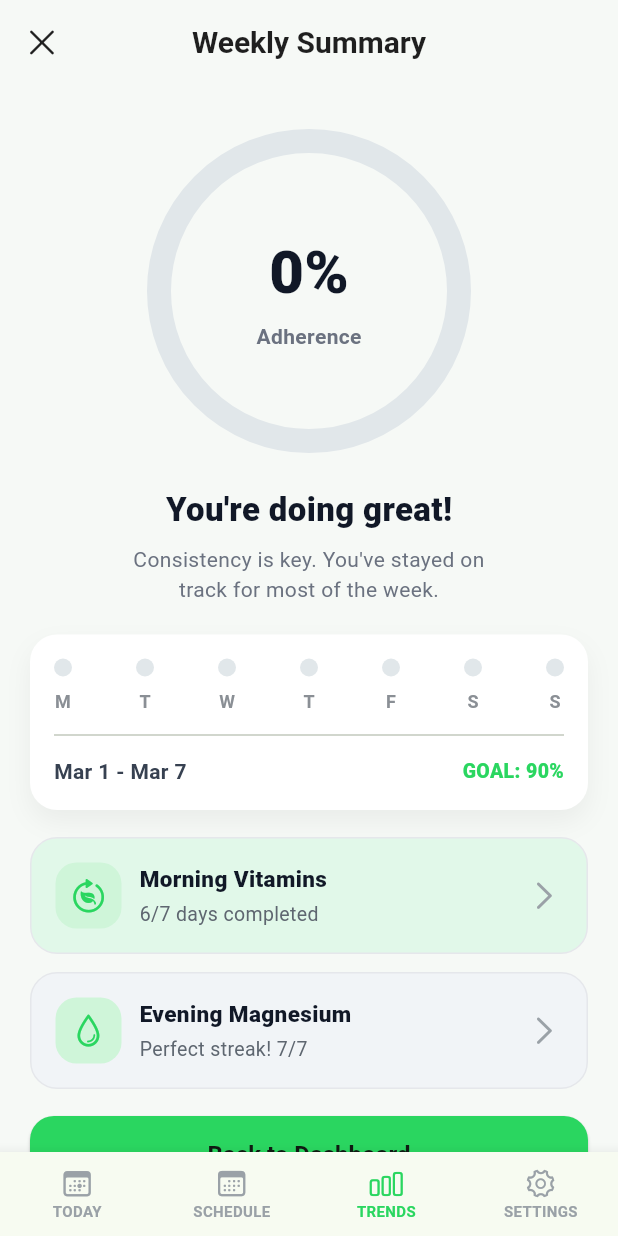
After one commit to kmeijjing/medicine-alarm, a Flutter app: the screen it shows after launch, item 3 of the bottom bar chosen, on a phone screen of 412 x 824 dp. The commit adds this screen. Run offline on Flutter 3.47's test engine with Material 3 defaults, Android fonts, the phone set to English and light mode, and no system bars; our stand-ins replace shared_preferences; Roboto replaces fonts that are missing (Pretendard).

Commit message:
✨ 트렌드 페이지: 약물 복용 통계 및 주간 요약 기능 추가

```diff
--- a/lib/pages/dashboard_page.dart
+++ b/lib/pages/dashboard_page.dart
@@ -4,6 +4,7 @@ import 'package:flutter/cupertino.dart';
 import 'package:shared_preferences/shared_preferences.dart';
 import 'add_medication_page.dart';
 import 'schedule_page.dart';
+import 'trends_page.dart';
 
 class DashboardPage extends StatefulWidget {
   const DashboardPage({super.key});
@@ -283,6 +284,11 @@ class _DashboardPageState extends State<DashboardPage> {
           if (index == 1) {
             Navigator.of(context).push(
               MaterialPageRoute(builder: (_) => const SchedulePage()),
+            );
+          }
+          if (index == 2) {
+            Navigator.of(context).push(
+              MaterialPageRoute(builder: (_) => const TrendsPage()),
             );
           }
         },
--- a/lib/pages/schedule_page.dart
+++ b/lib/pages/schedule_page.dart
@@ -3,6 +3,7 @@ import 'package:flutter/cupertino.dart';
 import 'package:flutter/material.dart';
 import 'package:shared_preferences/shared_preferences.dart';
 import 'add_medication_page.dart';
+import 'trends_page.dart';
 
 class SchedulePage extends StatefulWidget {
   const SchedulePage({super.key});
@@ -166,6 +167,11 @@ class _SchedulePageState extends State<SchedulePage> {
           if (index == 0) {
             Navigator.of(context).pop();
           }
+          if (index == 2) {
+            Navigator.of(context).push(
+              MaterialPageRoute(builder: (_) => const TrendsPage()),
+            );
+          }
         },
         items: const [
           BottomNavigationBarItem(
@@ -300,31 +306,29 @@ class _CalendarDayCell extends StatelessWidget {
     final Color todayBorder = isToday ? const Color(0xFF2AD660) : Colors.transparent;
 
     return Container(
-      padding: const EdgeInsets.all(6),
+      padding: const EdgeInsets.all(2),
       decoration: BoxDecoration(
         color: bgColor,
         borderRadius: BorderRadius.circular(12),
         border: Border.all(color: todayBorder, width: 1.2),
       ),
-      child: Column(
-        mainAxisAlignment: MainAxisAlignment.center,
-        children: [
-          SizedBox(
-            height: 28,
-            width: 28,
+      child: Center(
+        child: SizedBox(
+          height: 22,
+          width: 22,
           child: Stack(
             alignment: Alignment.center,
             children: [
               CircularProgressIndicator(
                 value: progress,
-                  strokeWidth: 3,
+                strokeWidth: 2.5,
                 backgroundColor: const Color(0xFFE2E6E9),
                 valueColor: AlwaysStoppedAnimation<Color>(ringColor),
               ),
               Text(
                 '${date.day}',
                 style: TextStyle(
-                    fontSize: 12,
+                  fontSize: 11,
                   fontWeight: FontWeight.w700,
                   color: textColor,
                 ),
@@ -332,7 +336,6 @@ class _CalendarDayCell extends StatelessWidget {
             ],
           ),
         ),
-        ],
       ),
     );
   }
--- /dev/null
+++ b/lib/pages/trends_page.dart
@@ -0,0 +1,441 @@
+import 'dart:convert';
+import 'package:flutter/cupertino.dart';
+import 'package:flutter/material.dart';
+import 'package:shared_preferences/shared_preferences.dart';
+import 'add_medication_page.dart';
+import 'dashboard_page.dart';
+import 'schedule_page.dart';
+
+class TrendsPage extends StatefulWidget {
+  const TrendsPage({super.key});
+
+  @override
+  State<TrendsPage> createState() => _TrendsPageState();
+}
+
+class _TrendsPageState extends State<TrendsPage> {
+  final List<MedicationEntry> _added = [];
+  static const String _storageKey = 'medications';
+
+  @override
+  void initState() {
+    super.initState();
+    _loadSaved();
+  }
+
+  Future<void> _loadSaved() async {
+    final prefs = await SharedPreferences.getInstance();
+    final raw = prefs.getStringList(_storageKey) ?? [];
+    final loaded = raw
+        .map(
+          (item) => MedicationEntry.fromJson(
+            jsonDecode(item) as Map<String, dynamic>,
+          ),
+        )
+        .toList();
+    if (!mounted) return;
+    setState(() {
+      _added
+        ..clear()
+        ..addAll(loaded);
+    });
+  }
+
+  bool _isSameDay(DateTime a, DateTime b) {
+    return a.year == b.year && a.month == b.month && a.day == b.day;
+  }
+
+  List<MedicationEntry> _entriesForDate(DateTime date) {
+    return _added.where((e) => e.days.contains(date.weekday)).toList();
+  }
+
+  int _takenCountForDate(DateTime date) {
+    return _entriesForDate(date)
+        .where((e) => e.lastTakenAt != null && _isSameDay(e.lastTakenAt!, date))
+        .length;
+  }
+
+  double _progressForDate(DateTime date) {
+    final entries = _entriesForDate(date);
+    if (entries.isEmpty) return 0;
+    return _takenCountForDate(date) / entries.length;
+  }
+
+  List<DateTime> _last7Days(DateTime today) {
+    return List.generate(7, (i) => DateTime(today.year, today.month, today.day - (6 - i)));
+  }
+
+  @override
+  Widget build(BuildContext context) {
+    final DateTime today = DateTime.now();
+    final days = _last7Days(today);
+    final int totalPlanned = days.fold(0, (sum, d) => sum + _entriesForDate(d).length);
+    final int totalTaken = days.fold(0, (sum, d) => sum + _takenCountForDate(d));
+    final double weeklyProgress = totalPlanned == 0 ? 0 : totalTaken / totalPlanned;
+    final int percent = (weeklyProgress * 100).round();
+
+    return Scaffold(
+      backgroundColor: const Color(0xFFF6F9F6),
+      appBar: AppBar(
+        backgroundColor: const Color(0xFFF6F9F6),
+        elevation: 0,
+        leading: IconButton(
+          icon: const Icon(CupertinoIcons.xmark, color: Color(0xFF1F1F1F)),
+          onPressed: () => Navigator.of(context).pop(),
+        ),
+        title: const Text(
+          'Weekly Summary',
+          style: TextStyle(
+            fontSize: 20,
+            fontWeight: FontWeight.w700,
+            color: Color(0xFF1F1F1F),
+          ),
+        ),
+        centerTitle: true,
+      ),
+      body: ListView(
+        padding: const EdgeInsets.all(20),
+        children: [
+          const SizedBox(height: 8),
+          _RingSummary(percent: percent, progress: weeklyProgress),
+          const SizedBox(height: 20),
+          const _EncourageBlock(),
+          const SizedBox(height: 20),
+          _WeekCard(days: days, progressForDate: _progressForDate),
+          const SizedBox(height: 18),
+          const _StreakCard(
+            title: 'Morning Vitamins',
+            subtitle: '6/7 days completed',
+            icon: CupertinoIcons.leaf_arrow_circlepath,
+            accent: Color(0xFFE1F8E9),
+          ),
+          const SizedBox(height: 12),
+          const _StreakCard(
+            title: 'Evening Magnesium',
+            subtitle: 'Perfect streak! 7/7',
+            icon: CupertinoIcons.drop,
+            accent: Color(0xFFF1F4F7),
+          ),
+          const SizedBox(height: 18),
+          ElevatedButton(
+            style: ElevatedButton.styleFrom(
+              backgroundColor: const Color(0xFF2AD660),
+              foregroundColor: const Color(0xFF0F1A12),
+              shape: RoundedRectangleBorder(borderRadius: BorderRadius.circular(16)),
+              padding: const EdgeInsets.symmetric(vertical: 16),
+              textStyle: const TextStyle(fontSize: 16, fontWeight: FontWeight.w700),
+            ),
+            onPressed: () {
+              Navigator.of(context).pushAndRemoveUntil(
+                MaterialPageRoute(builder: (_) => const DashboardPage()),
+                (route) => false,
+              );
+            },
+            child: const Text('Back to Dashboard'),
+          ),
+          const SizedBox(height: 8),
+          const Center(
+            child: Text(
+              'Swipe up for detailed history',
+              style: TextStyle(color: Color(0xFF9AA1A7)),
+            ),
+          ),
+          const SizedBox(height: 8),
+        ],
+      ),
+      bottomNavigationBar: BottomNavigationBar(
+        currentIndex: 2,
+        type: BottomNavigationBarType.fixed,
+        selectedItemColor: const Color(0xFF2AD660),
+        unselectedItemColor: const Color(0xFF9AA1A7),
+        showSelectedLabels: true,
+        showUnselectedLabels: true,
+        selectedFontSize: 10,
+        unselectedFontSize: 10,
+        selectedLabelStyle: const TextStyle(fontWeight: FontWeight.w600),
+        unselectedLabelStyle: const TextStyle(fontWeight: FontWeight.w600),
+        onTap: (index) {
+          if (index == 0) {
+            Navigator.of(context).pushReplacement(
+              MaterialPageRoute(builder: (_) => const DashboardPage()),
+            );
+          }
+          if (index == 1) {
+            Navigator.of(context).pushReplacement(
+              MaterialPageRoute(builder: (_) => const SchedulePage()),
+            );
+          }
+        },
+        items: const [
+          BottomNavigationBarItem(
+            icon: Icon(CupertinoIcons.calendar_today, size: 22),
+            activeIcon: Icon(CupertinoIcons.calendar_today, size: 22),
+            label: 'TODAY',
+          ),
+          BottomNavigationBarItem(
+            icon: Icon(CupertinoIcons.calendar, size: 22),
+            activeIcon: Icon(CupertinoIcons.calendar, size: 22),
+            label: 'SCHEDULE',
+          ),
+          BottomNavigationBarItem(
+            icon: Icon(CupertinoIcons.chart_bar, size: 22),
+            activeIcon: Icon(CupertinoIcons.chart_bar, size: 22),
+            label: 'TRENDS',
+          ),
+          BottomNavigationBarItem(
+            icon: Icon(CupertinoIcons.gear, size: 22),
+            activeIcon: Icon(CupertinoIcons.gear, size: 22),
+            label: 'SETTINGS',
+          ),
+        ],
+      ),
+    );
+  }
+}
+
+class _RingSummary extends StatelessWidget {
+  final int percent;
+  final double progress;
+
+  const _RingSummary({required this.percent, required this.progress});
+
+  @override
+  Widget build(BuildContext context) {
+    return Center(
+      child: SizedBox(
+        height: 220,
+        width: 220,
+        child: Stack(
+          alignment: Alignment.center,
+          children: [
+            SizedBox(
+              height: 200,
+              width: 200,
+              child: CircularProgressIndicator(
+                value: progress,
+                strokeWidth: 16,
+                backgroundColor: const Color(0xFFE1E7EA),
+                valueColor: const AlwaysStoppedAnimation<Color>(Color(0xFF2AD660)),
+              ),
+            ),
+            Column(
+              mainAxisSize: MainAxisSize.min,
+              children: [
+                Text(
+                  '$percent%',
+                  style: const TextStyle(
+                    fontSize: 40,
+                    fontWeight: FontWeight.w800,
+                    color: Color(0xFF111827),
+                  ),
+                ),
+                const SizedBox(height: 4),
+                const Text(
+                  'Adherence',
+                  style: TextStyle(
+                    fontSize: 14,
+                    fontWeight: FontWeight.w600,
+                    color: Color(0xFF6B7280),
+                  ),
+                ),
+              ],
+            ),
+          ],
+        ),
+      ),
+    );
+  }
+}
+
+class _EncourageBlock extends StatelessWidget {
+  const _EncourageBlock();
+
+  @override
+  Widget build(BuildContext context) {
+    return Column(
+      children: const [
+        Text(
+          "You're doing great!",
+          style: TextStyle(
+            fontSize: 22,
+            fontWeight: FontWeight.w800,
+            color: Color(0xFF111827),
+          ),
+        ),
+        SizedBox(height: 8),
+        Text(
+          "Consistency is key. You've stayed on\ntrack for most of the week.",
+          textAlign: TextAlign.center,
+          style: TextStyle(
+            fontSize: 14,
+            color: Color(0xFF6B7280),
+            height: 1.4,
+          ),
+        ),
+      ],
+    );
+  }
+}
+
+class _WeekCard extends StatelessWidget {
+  final List<DateTime> days;
+  final double Function(DateTime) progressForDate;
+
+  const _WeekCard({required this.days, required this.progressForDate});
+
+  String _rangeLabel() {
+    final DateTime start = days.first;
+    final DateTime end = days.last;
+    const months = [
+      'Jan',
+      'Feb',
+      'Mar',
+      'Apr',
+      'May',
+      'Jun',
+      'Jul',
+      'Aug',
+      'Sep',
+      'Oct',
+      'Nov',
+      'Dec',
+    ];
+    return '${months[start.month - 1]} ${start.day} - ${months[end.month - 1]} ${end.day}';
+  }
+
+  @override
+  Widget build(BuildContext context) {
+    const weekdayLabels = ['M', 'T', 'W', 'T', 'F', 'S', 'S'];
+    return Container(
+      padding: const EdgeInsets.all(16),
+      decoration: BoxDecoration(
+        color: Colors.white,
+        borderRadius: BorderRadius.circular(18),
+        boxShadow: [
+          BoxShadow(
+            color: Colors.black.withOpacity(0.05),
+            blurRadius: 14,
+            offset: const Offset(0, 8),
+          ),
+        ],
+      ),
+      child: Column(
+        children: [
+          Row(
+            mainAxisAlignment: MainAxisAlignment.spaceBetween,
+            children: List.generate(days.length, (i) {
+              final double progress = progressForDate(days[i]);
+              final Color dot = progress >= 0.6
+                  ? const Color(0xFF2AD660)
+                  : const Color(0xFFE1E7EA);
+              return Column(
+                children: [
+                  Container(
+                    width: 12,
+                    height: 12,
+                    decoration: BoxDecoration(color: dot, shape: BoxShape.circle),
+                  ),
+                  const SizedBox(height: 8),
+                  Text(
+                    weekdayLabels[i],
+                    style: const TextStyle(
+                      fontSize: 12,
+                      fontWeight: FontWeight.w700,
+                      color: Color(0xFF8A8F95),
+                    ),
+                  ),
+                ],
+              );
+            }),
+          ),
+          const Divider(height: 28),
+          Row(
+            mainAxisAlignment: MainAxisAlignment.spaceBetween,
+            children: [
+              Text(
+                _rangeLabel(),
+                style: const TextStyle(
+                  fontSize: 14,
+                  fontWeight: FontWeight.w700,
+                  color: Color(0xFF374151),
+                ),
+              ),
+              const Text(
+                'GOAL: 90%',
+                style: TextStyle(
+                  fontSize: 13,
+                  fontWeight: FontWeight.w800,
+                  color: Color(0xFF2AD660),
+                ),
+              ),
+            ],
+          ),
+        ],
+      ),
+    );
+  }
+}
+
+class _StreakCard extends StatelessWidget {
+  final String title;
+  final String subtitle;
+  final IconData icon;
+  final Color accent;
+
+  const _StreakCard({
+    required this.title,
+    required this.subtitle,
+    required this.icon,
+    required this.accent,
+  });
+
+  @override
+  Widget build(BuildContext context) {
+    return Container(
+      padding: const EdgeInsets.all(16),
+      decoration: BoxDecoration(
+        color: accent,
+        borderRadius: BorderRadius.circular(18),
+        border: Border.all(color: const Color(0xFFE5E7EB)),
+      ),
+      child: Row(
+        children: [
+          Container(
+            height: 44,
+            width: 44,
+            decoration: BoxDecoration(
+              color: const Color(0xFFCFF5D9),
+              borderRadius: BorderRadius.circular(14),
+            ),
+            child: Icon(icon, color: const Color(0xFF2AD660)),
+          ),
+          const SizedBox(width: 12),
+          Expanded(
+            child: Column(
+              crossAxisAlignment: CrossAxisAlignment.start,
+              children: [
+                Text(
+                  title,
+                  style: const TextStyle(
+                    fontSize: 15,
+                    fontWeight: FontWeight.w800,
+                    color: Color(0xFF111827),
+                  ),
+                ),
+                const SizedBox(height: 4),
+                Text(
+                  subtitle,
+                  style: const TextStyle(
+                    fontSize: 13,
+                    color: Color(0xFF5E6670),
+                  ),
+                ),
+              ],
+            ),
+          ),
+          const Icon(CupertinoIcons.chevron_right, color: Color(0xFF9AA1A7)),
+        ],
+      ),
+    );
+  }
+}
```
Lines whose indentation alone changed are shown as unchanged.
